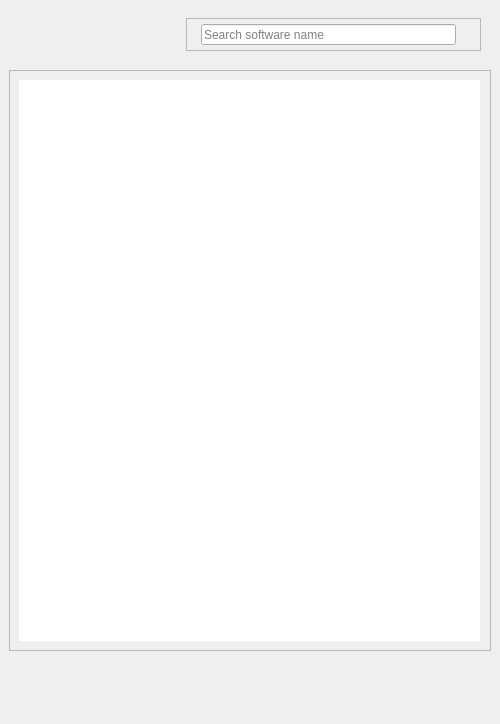
Before: the Qt Designer form resources/software_manager.ui in GrandLoong/software_manager, drawn with Qt 5.
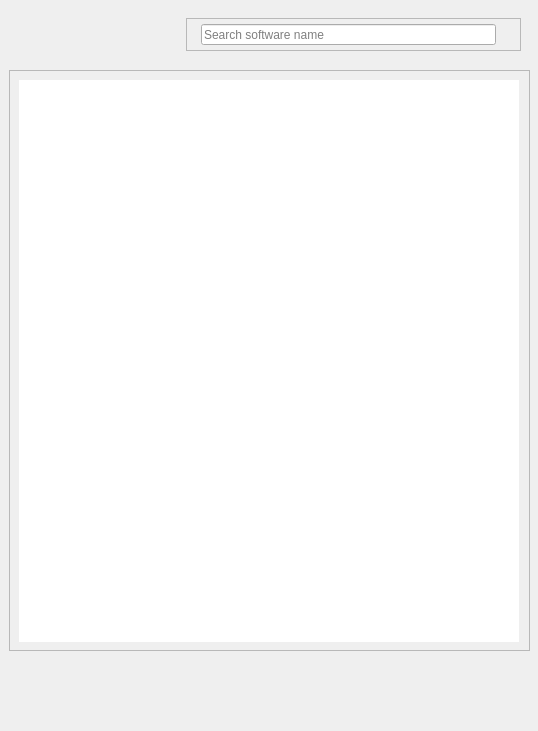
After: the same form once the commit is applied. Icons and pictures are not drawn.

The edit to the form file:
```diff
--- a/resources/software_manager.ui
+++ b/resources/software_manager.ui
@@ -6,8 +6,8 @@
    <rect>
     <x>0</x>
     <y>0</y>
-    <width>500</width>
-    <height>724</height>
+    <width>538</width>
+    <height>731</height>
    </rect>
   </property>
   <property name="sizePolicy">
@@ -18,13 +18,13 @@
   </property>
   <property name="minimumSize">
    <size>
-    <width>500</width>
+    <width>530</width>
     <height>0</height>
    </size>
   </property>
   <property name="maximumSize">
    <size>
-    <width>500</width>
+    <width>600</width>
     <height>977</height>
    </size>
   </property>
@@ -45,7 +45,7 @@
     <rect>
      <x>9</x>
      <y>9</y>
-     <width>481</width>
+     <width>521</width>
      <height>51</height>
     </rect>
    </property>
@@ -234,7 +234,7 @@
     <rect>
      <x>9</x>
      <y>660</y>
-     <width>481</width>
+     <width>521</width>
      <height>61</height>
     </rect>
    </property>
@@ -397,7 +397,7 @@
     <rect>
      <x>9</x>
      <y>70</y>
-     <width>482</width>
+     <width>521</width>
      <height>581</height>
     </rect>
    </property>
@@ -412,8 +412,8 @@
      <rect>
       <x>10</x>
       <y>10</y>
-      <width>461</width>
-      <height>561</height>
+      <width>500</width>
+      <height>562</height>
      </rect>
     </property>
     <property name="cursor" stdset="0">
```
Left out of the diff: 2 changed lines with no effect on the pictures.
